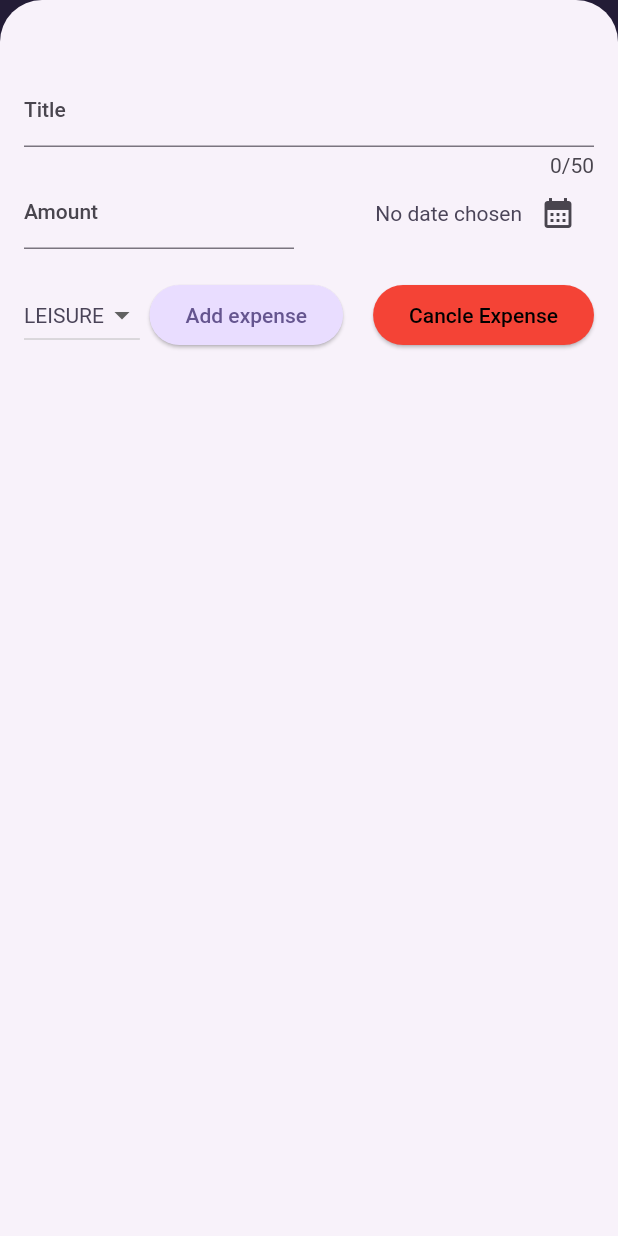
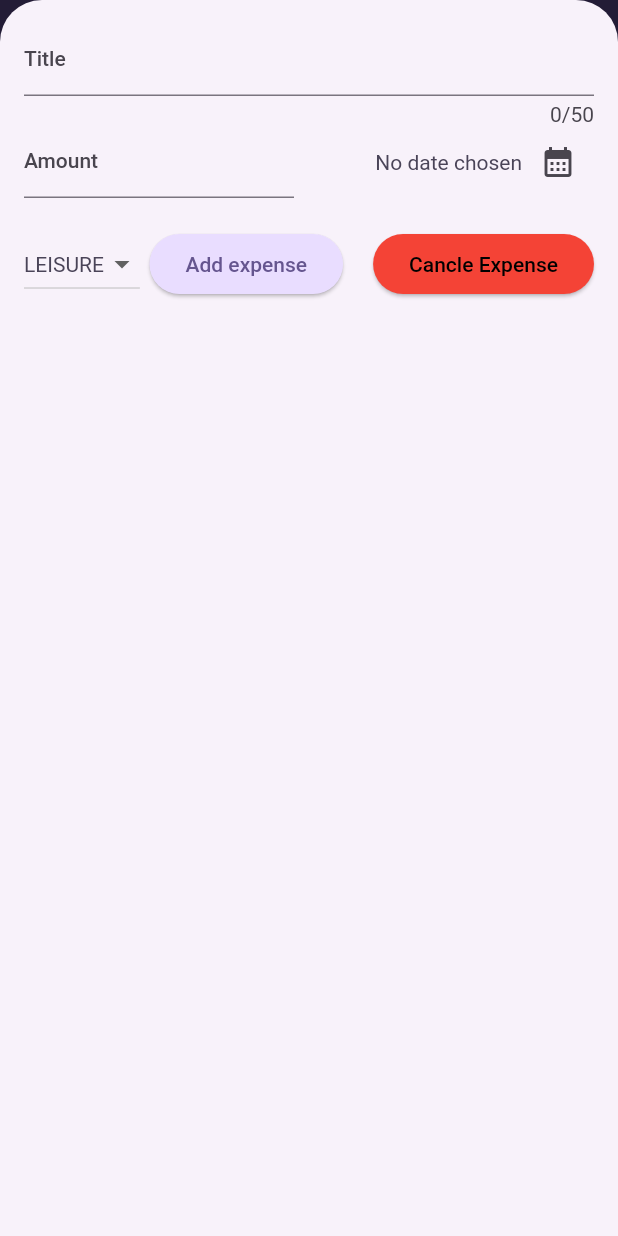
Before and after one commit to lelouch248/expense_tracker_flutter, a Flutter app: the screen it shows after launch, after a tap on the "add" icon, on a phone screen of 412 x 824 dp. Run offline on Flutter 3.47's test engine with Material 2 defaults, Android fonts, the phone set to English and light mode, and no system bars.

Commit message:
repositioning of widgets and layout builder

```diff
--- a/lib/widgets/expenses.dart
+++ b/lib/widgets/expenses.dart
@@ -30,6 +30,7 @@ class _ExpensesState extends State<Expenses> {
 
   void _openAddExpenseOverlay() {
     showModalBottomSheet(
+        useSafeArea: true,
         isScrollControlled: true,
         context: context,
         builder: (ctx) {
--- a/lib/widgets/new_expense.dart
+++ b/lib/widgets/new_expense.dart
@@ -75,20 +75,94 @@ class _NewExpenseState extends State<NewExpense> {
   Widget build(BuildContext context) {
     final isDarkMode =
         MediaQuery.of(context).platformBrightness == Brightness.dark;
+    final keyboardSpace = MediaQuery.of(context).viewInsets.bottom;
+
+    return LayoutBuilder(builder: (ctx, constrains) {
+      final width = constrains.maxWidth;
       return SizedBox(
         height: double.infinity,
+        child: SingleChildScrollView(
           child: Padding(
-        padding: const EdgeInsets.fromLTRB(16, 50, 16, 16),
+            padding: EdgeInsets.fromLTRB(16, 16, 16, keyboardSpace + 16),
             child: SizedBox(
               height: 600,
               child: Column(
-            crossAxisAlignment: CrossAxisAlignment.end,
                 children: [
+                  if (width >= 600)
+                    Row(
+                      crossAxisAlignment: CrossAxisAlignment.start,
+                      children: [
+                        Expanded(
+                          child: TextField(
+                            controller: _titleController,
+                            maxLength: 50,
+                            decoration:
+                                const InputDecoration(labelText: 'Title'),
+                          ),
+                        ),
+                        Expanded(
+                          child: TextField(
+                            controller: _amountController,
+                            keyboardType: TextInputType.number,
+                            decoration: const InputDecoration(
+                                prefix: Text('₹'), labelText: 'Amount'),
+                          ),
+                        ),
+                      ],
+                    )
+                  else
                     TextField(
                       controller: _titleController,
                       maxLength: 50,
                       decoration: const InputDecoration(labelText: 'Title'),
                     ),
+                  if (width >= 600)
+                    Row(
+                      children: [
+                        DropdownButton(
+                            value: _selectedCategory,
+                            items: Category.values
+                                .map(
+                                  (category) => DropdownMenuItem(
+                                    value: category,
+                                    child: Text(
+                                      category.name.toUpperCase(),
+                                      style:
+                                          Theme.of(context).textTheme.bodySmall,
+                                    ),
+                                  ),
+                                )
+                                .toList(),
+                            onChanged: (value) {
+                              if (value == null) {
+                                return;
+                              }
+                              setState(() {
+                                _selectedCategory = value;
+                              });
+                            }),
+                        const SizedBox(width: 24),
+                        Expanded(
+                          child: Row(
+                            mainAxisAlignment: MainAxisAlignment.end,
+                            crossAxisAlignment: CrossAxisAlignment.center,
+                            children: [
+                              Text(
+                                _selectedDate != null
+                                    ? formatter.format(_selectedDate!)
+                                    : 'No date chosen',
+                                style: Theme.of(context).textTheme.bodySmall,
+                              ),
+                              IconButton(
+                                onPressed: _presentDatePicker,
+                                icon: const Icon(Icons.calendar_month),
+                              )
+                            ],
+                          ),
+                        )
+                      ],
+                    )
+                  else
                     Row(
                       children: [
                         Expanded(
@@ -121,6 +195,34 @@ class _NewExpenseState extends State<NewExpense> {
                       ],
                     ),
                   const SizedBox(height: 20),
+                  if (width >= 600)
+                    Row(
+                      children: [
+                        Expanded(
+                          child: ElevatedButton(
+                            onPressed: _submitExpenseData,
+                            child: const Text('Add expense'),
+                          ),
+                        ),
+                        const SizedBox(width: 20),
+                        Expanded(
+                          child: ElevatedButton(
+                            onPressed: () {
+                              Navigator.of(context).pop();
+                            },
+                            style: ButtonStyle(
+                              backgroundColor: MaterialStateProperty.all(
+                                isDarkMode
+                                    ? Colors.grey[800]
+                                    : Colors.grey[200],
+                              ),
+                            ),
+                            child: const Text('Cancel'),
+                          ),
+                        ),
+                      ],
+                    )
+                  else
                     Row(
                       mainAxisAlignment: MainAxisAlignment.end,
                       children: [
@@ -132,7 +234,8 @@ class _NewExpenseState extends State<NewExpense> {
                                     value: category,
                                     child: Text(
                                       category.name.toUpperCase(),
-                                style: Theme.of(context).textTheme.bodySmall,
+                                      style:
+                                          Theme.of(context).textTheme.bodySmall,
                                     ),
                                   ),
                                 )
@@ -172,6 +275,8 @@ class _NewExpenseState extends State<NewExpense> {
               ),
             ),
           ),
+        ),
       );
+    });
   }
 }
```
Lines whose indentation alone changed are shown as unchanged.
